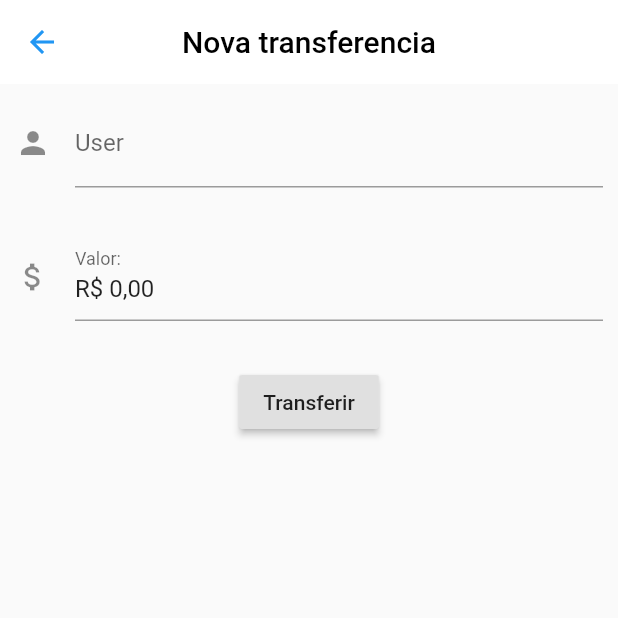
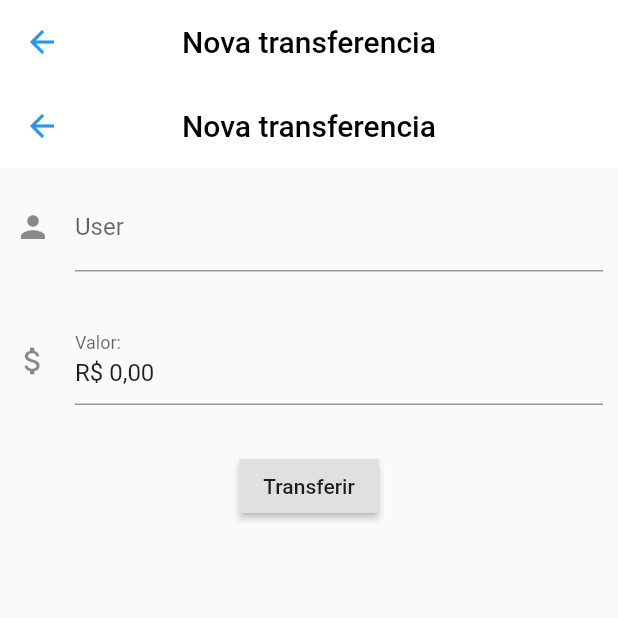
Before and after one commit to gatodenegocios/liv_app, a Flutter app: the TransferScreen screen opened directly, on a phone screen of 412 x 824 dp, the top half of it. Run offline on Flutter 3.47's test engine with Material 2 defaults, Android fonts, the phone set to English and light mode, and no system bars; our stand-ins replace flutter_masked_text, flutter_secure_storage, flutter_spinkit; accounts and stored records are empty.

```diff
--- a/lib/models/response.dart
+++ b/lib/models/response.dart
@@ -1,6 +1,6 @@
 class Response {
   final bool success;
-  final String message;
+  final dynamic message;
 
   Response({this.success, this.message});
 
--- a/lib/models/user.dart
+++ b/lib/models/user.dart
@@ -15,4 +15,8 @@ class User{
       jwt: jwt,
     );
   }
+
+  void updateFromMap(Map<String, dynamic> json){
+    value = double.parse(json['value']);
+  }
 }
--- a/lib/screens/form_transfer.dart
+++ b/lib/screens/form_transfer.dart
@@ -10,8 +10,10 @@ class FormTransfer extends StatefulWidget {
   }
 
   String _user;
-  FormTransfer({String user = ""}){
+  Function _updateAll;
+  FormTransfer({String user = "", Function functionUpdate}){
   	_user = user;
+  	_updateAll = functionUpdate;
   }
 
 }
@@ -32,7 +34,7 @@ class FormTransferState extends State<FormTransfer> {
   //String _money = "";
 
   void _openConfirmScreen(String u, double v) {
-    Navigator.push(context, MaterialPageRoute(builder: (BuildContext context) => TransferConfirm(userTo: u,value :v)));
+    Navigator.push(context, MaterialPageRoute(builder: (BuildContext context) => TransferConfirm(userTo: u,value :v, updateFunction: widget._updateAll)));
   }
 
   @override
@@ -45,7 +47,20 @@ class FormTransferState extends State<FormTransfer> {
   Widget build(BuildContext context) {
   	var moneyController = new MoneyMaskedTextController(leftSymbol: 'R\$ ');
     // Build a Form widget using the _formKey created above.
-    return Container(
+    return Scaffold(
+      appBar: AppBar(
+        iconTheme: IconThemeData(
+          color: Colors.blue, //change your color here
+        ),
+        backgroundColor: Colors.white,
+        elevation: 0.0,
+        title: Text(
+          "Nova transferencia",
+          style: TextStyle(color: Colors.black),
+        ),
+        centerTitle: true,
+		),
+      body: Container(
     	child: Form(
 	      key: _formKey,
 	      child: Column(
@@ -93,7 +108,11 @@ class FormTransferState extends State<FormTransfer> {
 	     )
 	    ),
     	margin: const EdgeInsets.all(10.0),
+       ),
     );
+
+
+
 
 
   }
--- a/lib/screens/transfer_screen.dart
+++ b/lib/screens/transfer_screen.dart
@@ -6,9 +6,11 @@ class TransferScreen extends StatefulWidget {
   _TransferScreenState createState() => _TransferScreenState();
 
   String _user;
+  Function _updateAll;
 
-  TransferScreen({String user = ""}){
+  TransferScreen({String user = "", Function functionUpdate}){
     _user = user;
+    _updateAll = functionUpdate;
   }
 }
 
```
Also changed, not shown: lib/screens/account.dart (+47 -18 lines), lib/screens/contact_tile.dart (+6 -3 lines), lib/screens/transfer_confirm.dart (+7 -3 lines), lib/screens/transfer_history.dart (+4 -4 lines), lib/services/auth.dart (+13 -5 lines).
